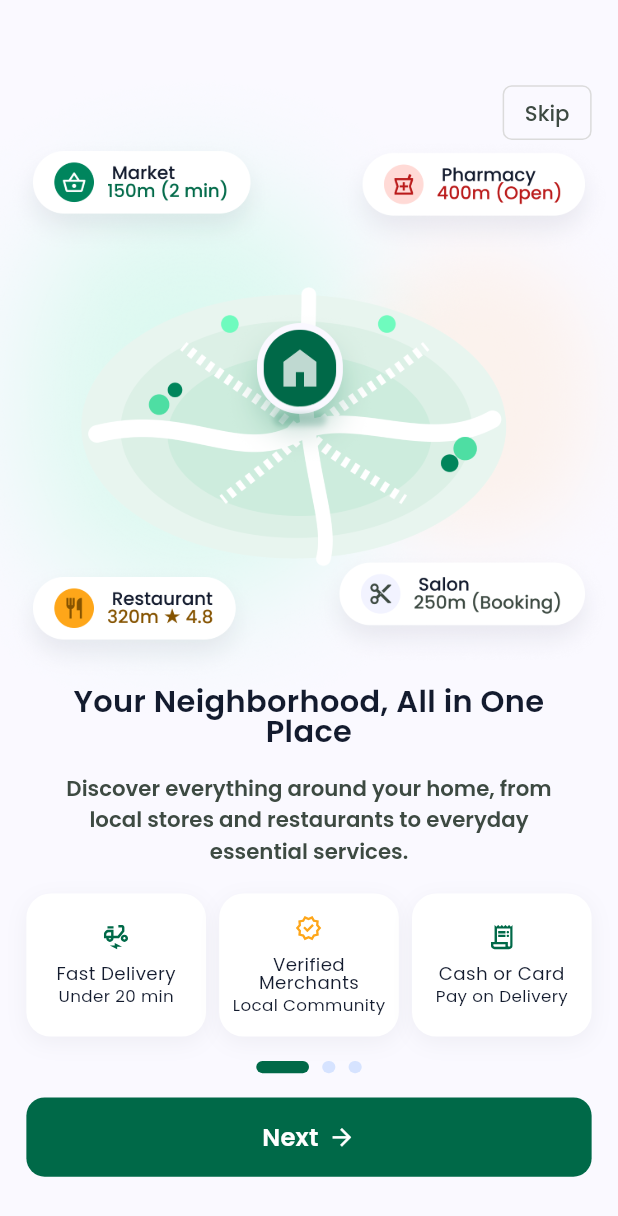
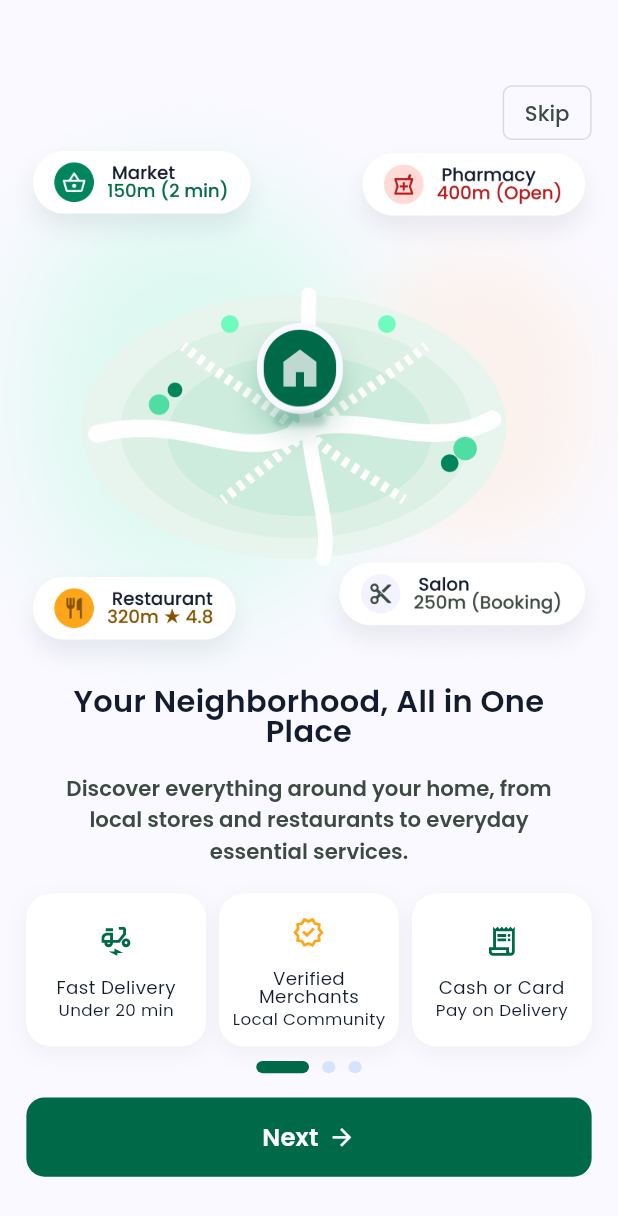
Before and after one commit to abdoelsayed294/mkanak, a Flutter app: the screen it shows after launch, on a phone screen of 412 x 824 dp. Shown: the top 1216 px of the screen. Run offline on Flutter 3.47's test engine with Material 3 defaults, Android fonts, the phone set to English and light mode, and no system bars; drawn by our look-alikes of auto_size_text; our stand-ins replace dio, flutter_screenutil, flutter_svg, freezed_annotation, get_it, google_fonts and 2 more; generated files the repository leaves out were written again.

Commit message:
-Added onboarding3 screen and service feature components with SVG assets.

```diff
--- a/lib/core/routing/routes.dart
+++ b/lib/core/routing/routes.dart
@@ -1,6 +1,3 @@
 class Routes {
   static const String onboardingScreen = '/onboardingScreen';
-  static const String onboarding1Screen = '/onboarding1Screen';
-  static const String onboarding2Screen = '/onboarding2Screen';
-  static const String onboarding3Screen = '/onboarding3Screen';
 }
--- a/lib/features/onboarding/presentation/screens/onboarding_screen.dart
+++ b/lib/features/onboarding/presentation/screens/onboarding_screen.dart
@@ -2,6 +2,7 @@ import 'package:flutter/material.dart';
 import 'package:mkanak/core/theming/app_color.dart';
 import 'package:mkanak/features/onboarding/presentation/screens/onboarding1_screen.dart';
 import 'package:mkanak/features/onboarding/presentation/screens/onboarding2_screen.dart';
+import 'package:mkanak/features/onboarding/presentation/screens/onboarding3_screen.dart';
 
 class OnboardingScreen extends StatefulWidget {
   const new({super.key});
@@ -21,6 +22,9 @@ class _OnboardingScreenState extends State<OnboardingScreen> {
     });
   }
 
+  void _onGetStarted() {
+    //Navigate to Login Screen.
+  }
   void _onBack() {
     pageController.previousPage(
       duration: const Duration(milliseconds: 300),
@@ -47,6 +51,7 @@ class _OnboardingScreenState extends State<OnboardingScreen> {
         children: [
           Expanded(
             child: PageView(
+              physics: NeverScrollableScrollPhysics(),
               controller: pageController,
               onPageChanged: (value) {
                 setState(() {
@@ -66,6 +71,10 @@ class _OnboardingScreenState extends State<OnboardingScreen> {
                   onNext: _onNext,
                   onBack: _onBack,
                 ),
+                Onboarding3Screen(
+                  currentIndex: currentIndex,
+                  onGetStarted: _onGetStarted,
+                ),
               ],
             ),
           ),
--- a/lib/features/onboarding/presentation/widgets/custom_container.dart
+++ b/lib/features/onboarding/presentation/widgets/custom_container.dart
@@ -8,9 +8,16 @@ class CustomContainer extends StatelessWidget {
   final Widget icon;
   final String featureName;
   final String featureDescription;
-
+  final double? width;
+  final double? height;
+  final double? radius;
+  final Color? backGroundColor;
   const CustomContainer({
     super.key,
+    this.width,
+    this.height,
+    this.backGroundColor,
+    this.radius,
     required this.icon,
     required this.featureName,
     required this.featureDescription,
@@ -19,7 +26,7 @@ class CustomContainer extends StatelessWidget {
   @override
   Widget build(BuildContext context) {
     return Container(
-      constraints: BoxConstraints(minHeight: 94.h),
+      constraints: BoxConstraints(minHeight: 93.h),
       padding: EdgeInsets.symmetric(horizontal: 4.w, vertical: 12.h),
       decoration: BoxDecoration(
         color: AppColors.white,
@@ -37,9 +44,13 @@ class CustomContainer extends StatelessWidget {
         mainAxisAlignment: MainAxisAlignment.center,
         crossAxisAlignment: CrossAxisAlignment.center,
         children: [
-          SizedBox(
-            width: 20.w,
-            height: 20.h,
+          Container(
+            width: width ?? 32.w,
+            height: height ?? 32.h,
+            decoration: BoxDecoration(
+              color: backGroundColor ?? AppColors.white,
+              borderRadius: BorderRadiusGeometry.circular(radius ?? 100),
+            ),
             child: Center(child: icon),
           ),
           verticalSpace(6),
@@ -53,7 +64,7 @@ class CustomContainer extends StatelessWidget {
             fit: BoxFit.scaleDown,
             child: Text(
               featureDescription,
-              maxLines: 1,
+              maxLines: 2,
               textAlign: TextAlign.center,
               style: TextStyles.font11BlackRegular(context),
             ),
```
Also changed, not shown: lib/features/onboarding/presentation/screens/onboarding3_screen.dart (added, +81 -0 lines), lib/features/onboarding/presentation/widgets/service_feature_pills.dart (added, +71 -0 lines), lib/gen/assets.gen.dart (+7 -1 lines), assets/svgs/home_service.svg (added), assets/svgs/market.svg (added), pubspec.lock.
